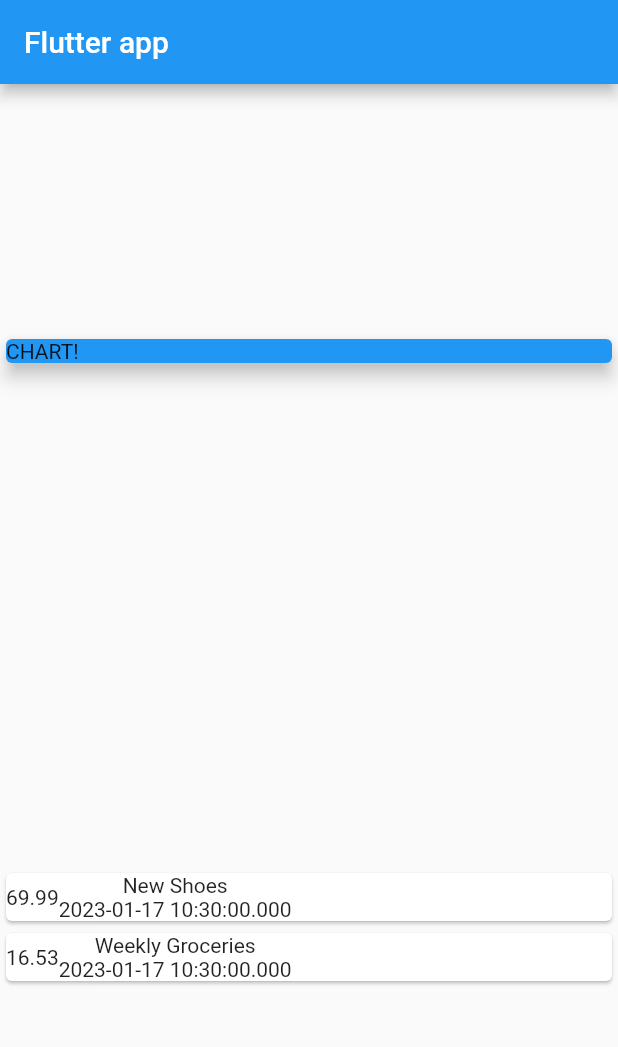
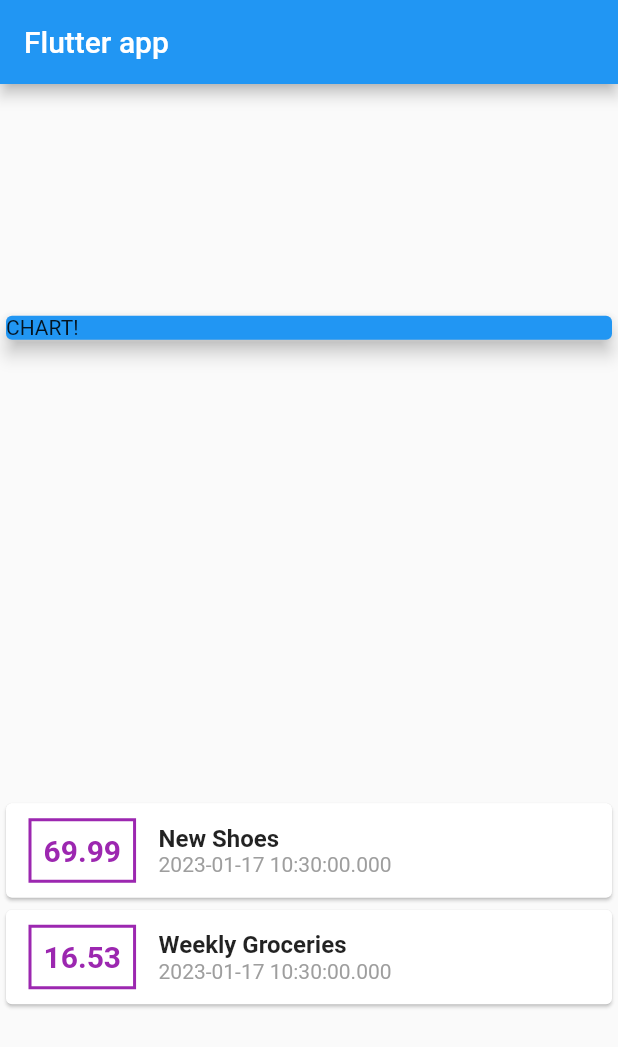
Before and after one commit to sangeeta2701/expenses-planner, a Flutter app: the screen it shows after launch, on a phone screen of 412 x 824 dp. Shown: the top 1047 px of the screen. Run offline on Flutter 3.47's test engine with Material 2 defaults, Android fonts, the phone set to English and light mode, and no system bars.

Commit message:
Expenses Planner

```diff
--- a/lib/main.dart
+++ b/lib/main.dart
@@ -60,15 +60,35 @@
                 child: Row(
                   children: [
                     Container(
+                      margin:
+                          EdgeInsets.symmetric(vertical: 10, horizontal: 15),
+                      decoration: BoxDecoration(
+                          border: Border.all(color: Colors.purple, width: 2)),
+                      padding: EdgeInsets.all(8),
                       child: Text(
                         tx.amount.toString(),
+                        style: TextStyle(
+                          fontWeight: FontWeight.bold,
+                          fontSize: 20,
+                          color: Colors.purple,
+                        ),
                       ),
                     ),
                     Column(
+                      crossAxisAlignment: CrossAxisAlignment.start,
                       children: [
-                        Text(tx.title),
+                        Text(
+                          tx.title,
+                          style: TextStyle(
+                            fontSize: 16,
+                            fontWeight: FontWeight.bold,
+                          ),
+                        ),
                         Text(
                           tx.date.toString(),
+                          style: TextStyle(
+                            color: Colors.grey,
+                          ),
                         ),
                       ],
                     ),
```
